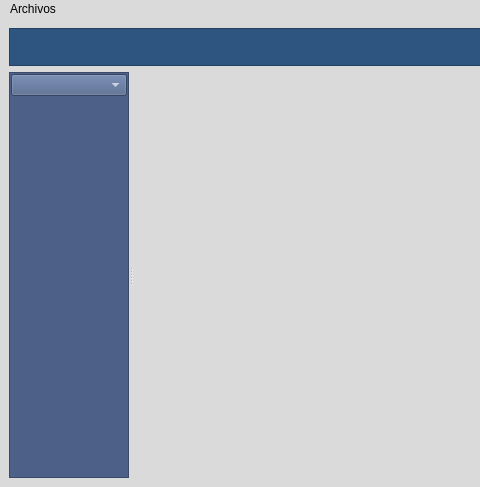
The window that mainwindow.ui (arcnexus/RedFoX) describes before a commit, drawn with Qt 5; both pictures show x 0 to 480 and y 0 to 487 of the 1245 by 487 pixel window.
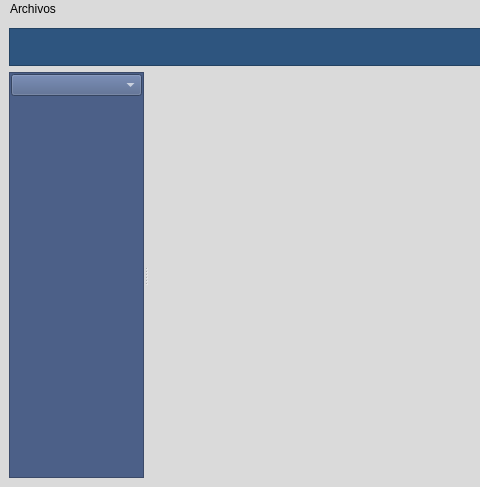
The same window after the commit. Icons and pictures are not drawn.

Patch:
```diff
--- a/mainwindow.ui
+++ b/mainwindow.ui
@@ -574,7 +574,7 @@
        </property>
        <property name="maximumSize">
         <size>
-         <width>120</width>
+         <width>135</width>
          <height>16777215</height>
         </size>
        </property>
@@ -602,6 +602,12 @@
         </item>
         <item>
          <widget class="QStackedWidget" name="modulesStack">
+          <property name="minimumSize">
+           <size>
+            <width>131</width>
+            <height>0</height>
+           </size>
+          </property>
           <property name="currentIndex">
            <number>-1</number>
           </property>
```
